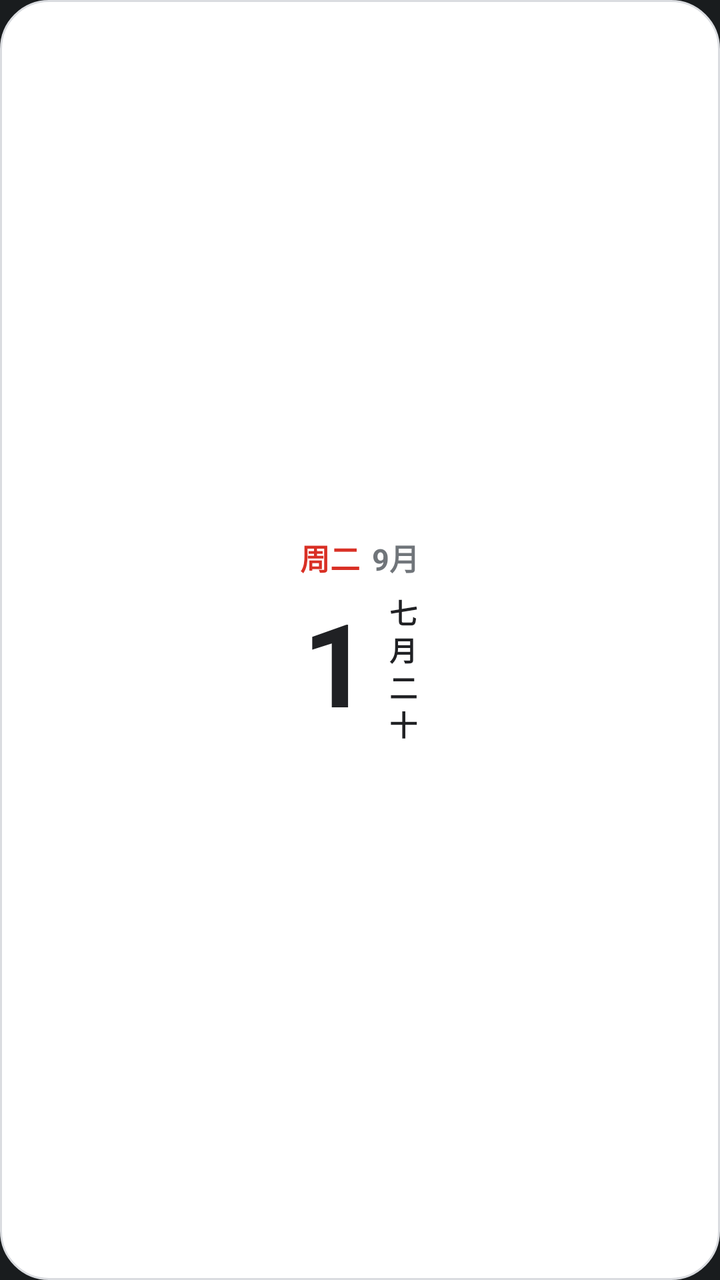
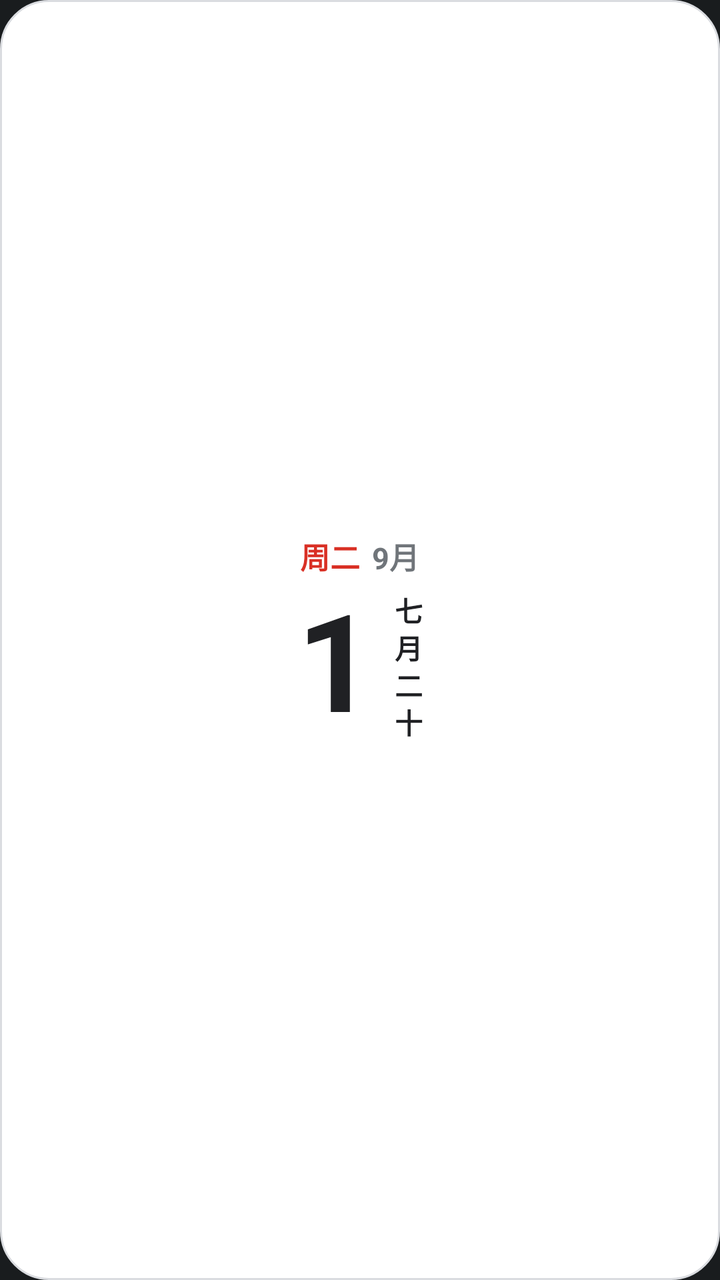

Two renders of the same Android screen: before a commit and after it. Below are the layout's source before the change and the commit's diff.
<!-- AndroidManifest.xml: application theme Theme.MyApplication -->
<!-- res/layout/widget_today.xml -->
<?xml version="1.0" encoding="utf-8"?>
<LinearLayout xmlns:android="http://schemas.android.com/apk/res/android"
    android:id="@+id/widget_root"
    android:layout_width="match_parent"
    android:layout_height="match_parent"
    android:orientation="vertical"
    android:background="@drawable/bg_widget_card"
    android:gravity="center"
    android:padding="12dp">

    
    <LinearLayout
        android:id="@+id/widget_layout_cn"
        android:layout_width="match_parent"
        android:layout_height="match_parent"
        android:orientation="vertical"
        android:gravity="center">

        
        <LinearLayout
            android:layout_width="wrap_content"
            android:layout_height="wrap_content"
            android:orientation="horizontal"
            android:gravity="center_vertical">

            <TextView
                android:id="@+id/widget_text_weekday"
                android:layout_width="wrap_content"
                android:layout_height="wrap_content"
                android:text="周二"
                android:textColor="@color/widget_text_red"
                android:textSize="15sp"
                android:textStyle="bold"
                android:maxLines="1"
                android:ellipsize="end" />

            <TextView
                android:id="@+id/widget_text_month"
                android:layout_width="wrap_content"
                android:layout_height="wrap_content"
                android:text="9月"
                android:textColor="@color/widget_text_secondary"
                android:textSize="15sp"
                android:textStyle="bold"
                android:maxLines="1"
                android:ellipsize="end"
                android:layout_marginStart="6dp" />
        </LinearLayout>

        
        <LinearLayout
            android:layout_width="wrap_content"
            android:layout_height="wrap_content"
            android:orientation="horizontal"
            android:gravity="center_vertical"
            android:layout_marginTop="6dp">

            <FrameLayout
                android:layout_width="wrap_content"
                android:layout_height="wrap_content">
                <TextView
                    android:id="@+id/widget_text_day_number"
                    android:layout_width="wrap_content"
                    android:layout_height="wrap_content"
                    android:text="1"
                    android:textColor="@color/widget_text_primary"
                    android:textSize="58sp"
                    android:textStyle="bold"
                    android:includeFontPadding="false" />
                <TextView
                    android:id="@+id/widget_text_day_number_red"
                    android:layout_width="wrap_content"
                    android:layout_height="wrap_content"
                    android:text="1"
                    android:textColor="@color/widget_text_red"
                    android:textSize="58sp"
                    android:textStyle="bold"
                    android:includeFontPadding="false"
                    android:visibility="gone" />
            </FrameLayout>

            <TextView
                android:id="@+id/widget_text_lunar_vertical"
                android:layout_width="wrap_content"
                android:layout_height="wrap_content"
                android:text="七\n月\n二\n十"
                android:textColor="@color/widget_text_primary"
                android:textSize="14sp"
                android:textStyle="bold"
                android:includeFontPadding="false"
                android:lineSpacingExtra="-2dp"
                android:layout_marginStart="10dp" />
        </LinearLayout>
    </LinearLayout>

    
    <LinearLayout
        android:id="@+id/widget_layout_en"
        android:layout_width="match_parent"
        android:layout_height="match_parent"
        android:orientation="vertical"
        android:gravity="center"
        android:visibility="gone">

        <TextView
            android:id="@+id/widget_en_text_weekday"
            android:layout_width="wrap_content"
            android:layout_height="wrap_content"
            android:text="Tuesday"
            android:textColor="@color/widget_text_red"
            android:textSize="14sp"
            android:textStyle="bold"
            android:maxLines="1"
            android:includeFontPadding="false" />

        <TextView
            android:id="@+id/widget_en_text_month"
            android:layout_width="wrap_content"
            android:layout_height="wrap_content"
            android:text="September"
            android:textColor="@color/widget_text_primary"
            android:textSize="15sp"
            android:textStyle="bold"
            android:maxLines="1"
            android:includeFontPadding="false"
            android:layout_marginTop="2dp" />

        <FrameLayout
            android:layout_width="wrap_content"
            android:layout_height="wrap_content"
            android:layout_marginTop="4dp">
            <TextView
                android:id="@+id/widget_en_text_day_number"
                android:layout_width="wrap_content"
                android:layout_height="wrap_content"
                android:text="1"
                android:textColor="@color/widget_text_primary"
                android:textSize="48sp"
                android:textStyle="bold"
                android:includeFontPadding="false" />
            <TextView
                android:id="@+id/widget_en_text_day_number_red"
                android:layout_width="wrap_content"
                android:layout_height="wrap_content"
                android:text="1"
                android:textColor="@color/widget_text_red"
                android:textSize="48sp"
                android:textStyle="bold"
                android:includeFontPadding="false"
                android:visibility="gone" />
        </FrameLayout>
    </LinearLayout>
</LinearLayout>
<!-- resources referenced by this layout -->
<resources>
  <color name="widget_text_primary">#202124</color>
  <color name="widget_text_red">#D93025</color>
  <color name="widget_text_secondary">#70757A</color>
  <!-- drawable bg_widget_card (drawable) -->
  <?xml version="1.0" encoding="utf-8"?>
  <shape xmlns:android="http://schemas.android.com/apk/res/android"
      android:shape="rectangle">
      <corners android:radius="24dp" />
      <solid android:color="@color/widget_bg" />
      <stroke android:width="1dp" android:color="@color/widget_border" />
  </shape>
  <style name="Theme.MyApplication" parent="android:Theme.DeviceDefault.NoActionBar" />
  <color name="widget_bg">#FFFFFF</color>
  <color name="widget_border">#DADCE0</color>
</resources>

<!-- the commit's change to res/layout/widget_today.xml (unified diff, before → after) -->
@@ -6,7 +6,7 @@
     android:orientation="vertical"
     android:background="@drawable/bg_widget_card"
     android:gravity="center"
-    android:padding="12dp">
+    android:padding="8dp">
 
     
     <LinearLayout
@@ -53,7 +53,7 @@
             android:layout_height="wrap_content"
             android:orientation="horizontal"
             android:gravity="center_vertical"
-            android:layout_marginTop="6dp">
+            android:layout_marginTop="4dp">
 
             <FrameLayout
                 android:layout_width="wrap_content"
@@ -64,7 +64,7 @@
                     android:layout_height="wrap_content"
                     android:text="1"
                     android:textColor="@color/widget_text_primary"
-                    android:textSize="58sp"
+                    android:textSize="68sp"
                     android:textStyle="bold"
                     android:includeFontPadding="false" />
                 <TextView
@@ -73,7 +73,7 @@
                     android:layout_height="wrap_content"
                     android:text="1"
                     android:textColor="@color/widget_text_red"
-                    android:textSize="58sp"
+                    android:textSize="68sp"
                     android:textStyle="bold"
                     android:includeFontPadding="false"
                     android:visibility="gone" />
@@ -135,7 +135,7 @@
                 android:layout_height="wrap_content"
                 android:text="1"
                 android:textColor="@color/widget_text_primary"
-                android:textSize="48sp"
+                android:textSize="60sp"
                 android:textStyle="bold"
                 android:includeFontPadding="false" />
             <TextView
@@ -144,7 +144,7 @@
                 android:layout_height="wrap_content"
                 android:text="1"
                 android:textColor="@color/widget_text_red"
-                android:textSize="48sp"
+                android:textSize="60sp"
                 android:textStyle="bold"
                 android:includeFontPadding="false"
                 android:visibility="gone" />
